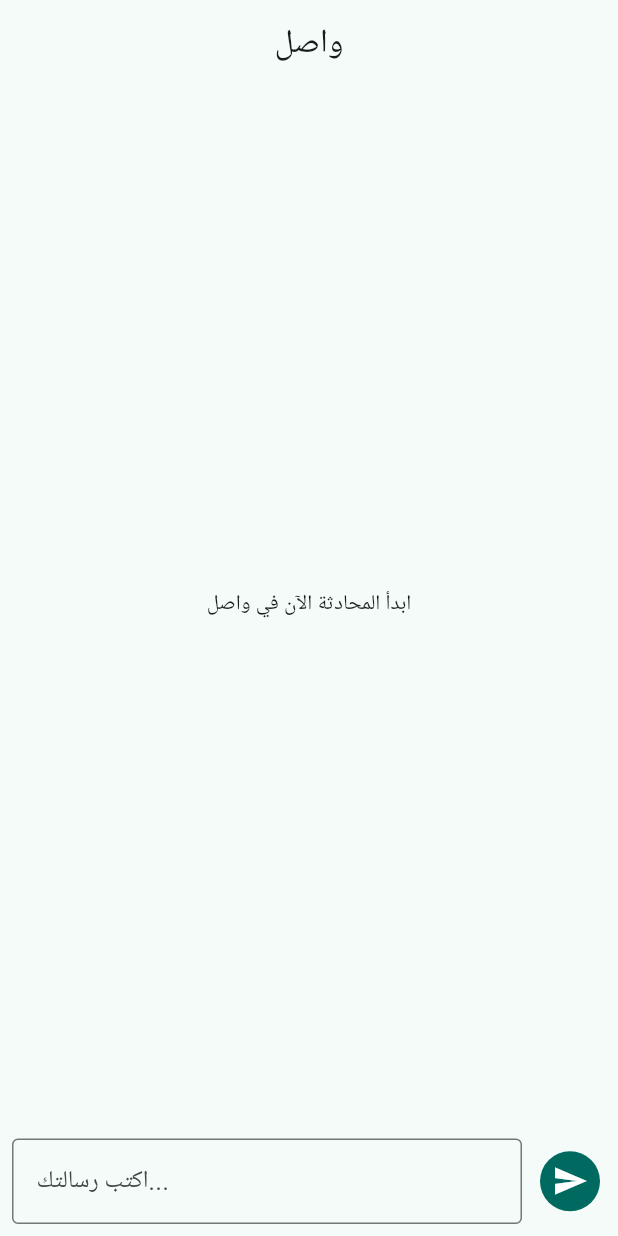
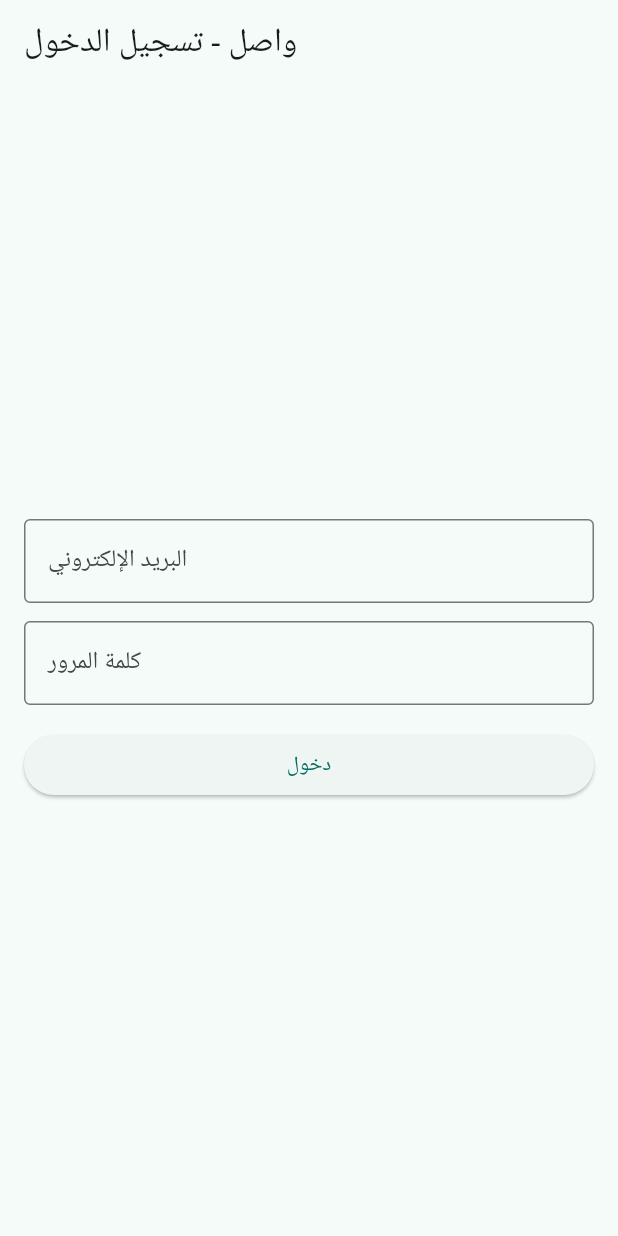
Before and after one commit to mahaahmed11w1-code/wasel-chat, a Flutter app: the screen it shows after launch, on a phone screen of 412 x 824 dp. Run offline on Flutter 3.47's test engine with Material 3 defaults, Android fonts, the phone set to English and light mode, and no system bars; our stand-ins replace cloud_firestore, firebase_auth, firebase_core; accounts and stored records are empty.

Commit message:
Update main.dart

```diff
--- a/lib/main.dart
+++ b/lib/main.dart
@@ -6,9 +6,6 @@ import 'package:cloud_firestore/cloud_firestore.dart';
 void main() async {
   WidgetsFlutterBinding.ensureInitialized();
   await Firebase.initializeApp();
-  if (FirebaseAuth.instance.currentUser == null) {
-    await FirebaseAuth.instance.signInAnonymously();
-  }
   runApp(const WaselApp());
 }
 
@@ -24,135 +21,198 @@ class WaselApp extends StatelessWidget {
         colorScheme: ColorScheme.fromSeed(seedColor: Colors.teal),
         useMaterial3: true,
       ),
-      home: const ChatScreen(),
+      home: const AuthGate(),
     );
   }
 }
 
-class ChatScreen extends StatefulWidget {
-  const ChatScreen({super.key});
+class AuthGate extends StatelessWidget {
+  const AuthGate({super.key});
 
   @override
-  State<ChatScreen> createState() => _ChatScreenState();
+  Widget build(BuildContext context) {
+    return StreamBuilder<User?>(
+      stream: FirebaseAuth.instance.authStateChanges(),
+      builder: (context, snapshot) {
+        if (snapshot.connectionState == ConnectionState.waiting) {
+          return const Scaffold(
+            body: Center(child: CircularProgressIndicator()),
+          );
         }
 
-class _ChatScreenState extends State<ChatScreen> {
-  final TextEditingController _controller = TextEditingController();
-  final CollectionReference _messagesRef =
-      FirebaseFirestore.instance.collection('messages');
+        if (snapshot.hasData) {
+          return HomeScreen(user: snapshot.data!);
+        }
 
-  Future<void> _sendMessage() async {
-    final text = _controller.text.trim();
-    if (text.isEmpty) return;
+        return const LoginScreen();
+      },
+    );
+  }
+}
 
-    final uid = FirebaseAuth.instance.currentUser?.uid ?? 'anonymous';
-    _controller.clear();
+class LoginScreen extends StatefulWidget {
+  const LoginScreen({super.key});
 
-    await _messagesRef.add({
-      'text': text,
-      'senderId': uid,
-      'createdAt': FieldValue.serverTimestamp(),
+  @override
+  State<LoginScreen> createState() => _LoginScreenState();
+}
+
+class _LoginScreenState extends State<LoginScreen> {
+  final _emailController = TextEditingController();
+  final _passwordController = TextEditingController();
+  bool _isLoading = false;
+  String? _errorMessage;
+
+  Future<void> _signIn() async {
+    setState(() {
+      _isLoading = true;
+      _errorMessage = null;
     });
+
+    try {
+      await FirebaseAuth.instance.signInWithEmailAndPassword(
+        email: _emailController.text.trim(),
+        password: _passwordController.text,
+      );
+    } on FirebaseAuthException catch (e) {
+      setState(() {
+        _errorMessage = e.message ?? 'تعذر تسجيل الدخول';
+      });
+    } finally {
+      if (mounted) {
+        setState(() {
+          _isLoading = false;
+        });
+      }
+    }
   }
 
   @override
   void dispose() {
-    _controller.dispose();
+    _emailController.dispose();
+    _passwordController.dispose();
     super.dispose();
   }
 
   @override
   Widget build(BuildContext context) {
-    final currentUid = FirebaseAuth.instance.currentUser?.uid;
+    return Scaffold(
+      appBar: AppBar(title: const Text('واصل - تسجيل الدخول')),
+      body: Padding(
+        padding: const EdgeInsets.all(16),
+        child: Column(
+          mainAxisAlignment: MainAxisAlignment.center,
+          children: [
+            TextField(
+              controller: _emailController,
+              keyboardType: TextInputType.emailAddress,
+              decoration: const InputDecoration(
+                labelText: 'البريد الإلكتروني',
+                border: OutlineInputBorder(),
+              ),
+            ),
+            const SizedBox(height: 12),
+            TextField(
+              controller: _passwordController,
+              obscureText: true,
+              decoration: const InputDecoration(
+                labelText: 'كلمة المرور',
+                border: OutlineInputBorder(),
+              ),
+            ),
+            const SizedBox(height: 16),
+            if (_errorMessage != null) ...[
+              Text(
+                _errorMessage!,
+                style: TextStyle(color: Theme.of(context).colorScheme.error),
+              ),
+              const SizedBox(height: 12),
+            ],
+            SizedBox(
+              width: double.infinity,
+              child: ElevatedButton(
+                onPressed: _isLoading ? null : _signIn,
+                child: _isLoading
+                    ? const SizedBox(
+                        width: 20,
+                        height: 20,
+                        child: CircularProgressIndicator(strokeWidth: 2),
+                      )
+                    : const Text('دخول'),
+              ),
+            ),
+          ],
+        ),
+      ),
+    );
+  }
+}
+
+class HomeScreen extends StatelessWidget {
+  final User user;
+
+  const HomeScreen({super.key, required this.user});
+
+  @override
+  Widget build(BuildContext context) {
+    final firestore = FirebaseFirestore.instance;
 
     return Scaffold(
       appBar: AppBar(
         title: const Text('واصل'),
-        centerTitle: true,
+        actions: [
+          IconButton(
+            onPressed: () => FirebaseAuth.instance.signOut(),
+            icon: const Icon(Icons.logout),
+            tooltip: 'تسجيل الخروج',
           ),
-      body: Column(
+        ],
+      ),
+      body: Padding(
+        padding: const EdgeInsets.all(16),
+        child: Column(
+          crossAxisAlignment: CrossAxisAlignment.start,
           children: [
+            Text('مرحباً: ${user.email ?? user.uid}'),
+            const SizedBox(height: 16),
+            const Text(
+              'بيانات Firestore:',
+              style: TextStyle(fontWeight: FontWeight.bold),
+            ),
+            const SizedBox(height: 8),
             Expanded(
-            child: StreamBuilder<QuerySnapshot>(
-              stream: _messagesRef
-                  .orderBy('createdAt', descending: false)
-                  .snapshots(),
+              child: StreamBuilder<QuerySnapshot>>(
+                stream: firestore.collection('Maha').snapshots(),
                 builder: (context, snapshot) {
-                if (snapshot.hasError) {
-                  return const Center(child: Text('حدث خطأ في تحميل الرسائل'));
-                }
                   if (snapshot.connectionState == ConnectionState.waiting) {
                     return const Center(child: CircularProgressIndicator());
+                  }
+                  if (snapshot.hasError) {
+                    return Text('خطأ في قراءة البيانات: ${snapshot.error}');
                   }
 
                   final docs = snapshot.data?.docs ?? [];
                   if (docs.isEmpty) {
-                  return const Center(child: Text('ابدأ المحادثة الآن في واصل'));
+                    return const Text('لا توجد مستندات بعد.');
                   }
 
                   return ListView.builder(
-                  padding: const EdgeInsets.all(12),
                     itemCount: docs.length,
                     itemBuilder: (context, index) {
-                    final data = docs[index].data() as Map<String, dynamic>;
-                    final text = (data['text'] ?? '').toString();
-                    final senderId = (data['senderId'] ?? '').toString();
-                    final isMe = senderId == currentUid;
-
-                    return Align(
-                      alignment:
-                          isMe ? Alignment.centerRight : Alignment.centerLeft,
-                      child: Container(
-                        margin: const EdgeInsets.symmetric(vertical: 4),
-                        padding: const EdgeInsets.symmetric(
-                          horizontal: 14,
-                          vertical: 10,
-                        ),
-                        decoration: BoxDecoration(
-                          color: isMe
-                              ? Colors.teal
-                              : Colors.grey.shade200,
-                          borderRadius: BorderRadius.circular(14),
-                        ),
-                        child: Text(
-                          text,
-                          style: TextStyle(
-                            color: isMe ? Colors.white : Colors.black87,
-                          ),
-                        ),
-                      ),
+                      final data = docs[index].data();
+                      final nameValue = data['name']?.toString() ?? 'بدون اسم';
+                      return ListTile(
+                        leading: const Icon(Icons.person),
+                        title: Text(nameValue),
+                        subtitle: Text('المعرف: ${docs[index].id}'),
                       );
                     },
                   );
                 },
               ),
             ),
-          SafeArea(
-            child: Padding(
-              padding: const EdgeInsets.all(8.0),
-              child: Row(
-                children: [
-                  Expanded(
-                    child: TextField(
-                      controller: _controller,
-                      decoration: const InputDecoration(
-                        hintText: 'اكتب رسالتك...',
-                        border: OutlineInputBorder(),
-                      ),
-                      onSubmitted: (_) => _sendMessage(),
-                    ),
-                  ),
-                  const SizedBox(width: 8),
-                  IconButton.filled(
-                    onPressed: _sendMessage,
-                    icon: const Icon(Icons.send),
-                  ),
           ],
         ),
       ),
-          ),
-        ],
-      ),
     );
   }
-}
```
Lines whose indentation alone changed are shown as unchanged.
